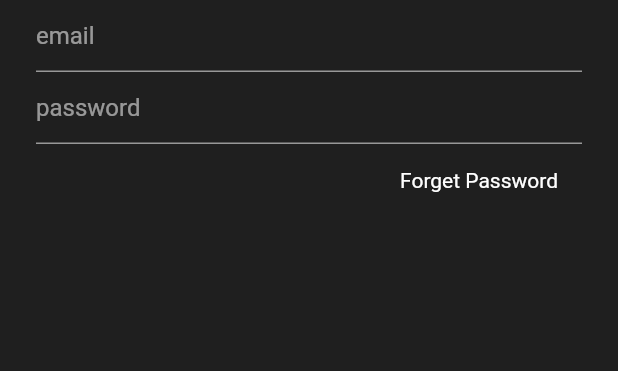
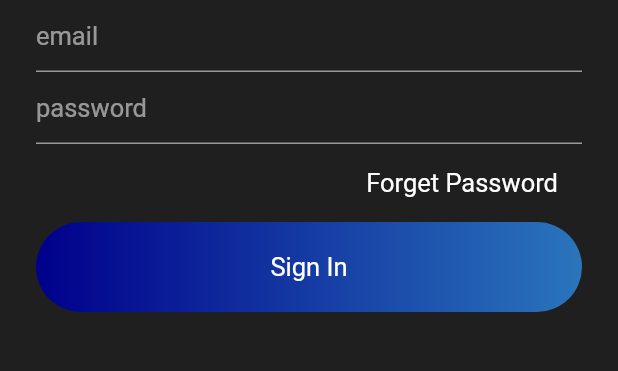
Before and after one commit to Nadil97/chat_app, a Flutter app: the screen it shows after launch, on a phone screen of 412 x 824 dp, the part 105-476 px from its top. Run offline on Flutter 3.47's test engine with Material 2 defaults, Android fonts, the phone set to English and light mode, and no system bars.

Commit message:
finish signup Button

```diff
--- a/lib/views/signIn.dart
+++ b/lib/views/signIn.dart
@@ -35,6 +35,24 @@ class _SignInState extends State<SignIn> {
                     style: simpleTextStyle(),
                   ),
                 ),
+              ),
+              SizedBox(
+                height: 8,
+              ),
+              Container(
+                alignment: Alignment.center,
+                width: MediaQuery.of(context).size.width,
+                padding: EdgeInsets.symmetric(vertical: 20),
+                decoration: BoxDecoration(
+                    gradient: LinearGradient(colors: [
+                      const Color(0xff00008B),
+                      const Color(0xff2A75BC)
+                    ]),
+                    borderRadius: BorderRadius.circular(30)),
+                child: Text(
+                  "Sign In",
+                  style: simpleTextStyle(),
+                ),
               )
             ],
           )),
--- a/lib/widget/widget.dart
+++ b/lib/widget/widget.dart
@@ -19,7 +19,7 @@ class appBarMain extends StatelessWidget implements PreferredSizeWidget {
 }
 
 TextStyle simpleTextStyle() {
-  return TextStyle(color: Colors.white);
+  return TextStyle(color: Colors.white, fontSize: 17);
 }
 
 InputDecoration textFieldInputDecoration(String hintText) {
```
